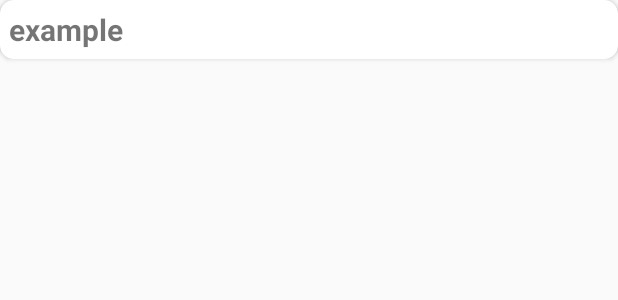
After one commit to 12tp12/PlanIt, an Android app: the layout foodlist_item.xml on its own in the app's theme, with its tools: preview values and no code run, on a phone screen of 412 x 824 dp. The commit adds this screen. Shown: the top 300 px of the screen. Run offline under Robolectric (Android 15) with nearby library versions, the phone set to English and light mode, and no system bars.

Commit message:
Adding App Logo Adding Adapter to food and drinks - not  finished Yet!

```diff
--- a/app/src/main/AndroidManifest.xml
+++ b/app/src/main/AndroidManifest.xml
@@ -33,6 +33,7 @@
             android:excludeFromRecents="true"
             android:noHistory="true" />
         <activity android:name=".RegisterActivity" />
+        <activity android:name=".PlanItActivity" />
         <activity android:name=".AddEvent" />
         <activity android:name=".EventActivity"/>
         <activity android:name=".InviteActivity"/>
--- /dev/null
+++ b/app/src/main/res/layout/foodlist_item.xml
@@ -0,0 +1,71 @@
+<?xml version="1.0" encoding="utf-8"?>
+<android.support.v7.widget.CardView xmlns:android="http://schemas.android.com/apk/res/android"
+    xmlns:tools="http://schemas.android.com/tools"
+    android:layout_height="wrap_content"
+    android:layout_width="match_parent"
+    xmlns:app="http://schemas.android.com/apk/res-auto"
+    app:cardElevation="2dp"
+    android:layout_marginBottom="8dp"
+    app:cardCornerRadius="9dp"
+    >
+
+    <LinearLayout
+        android:layout_width="match_parent"
+        android:layout_height="wrap_content"
+        android:layout_gravity="center"
+        android:gravity="center"
+        android:padding="6dp"
+        android:paddingTop="5dp"
+        android:paddingLeft="5dp">
+        <!--<android.support.v7.widget.AppCompatCheckBox-->
+            <!--android:id="@+id/checkbox"-->
+            <!--android:layout_width="wrap_content"-->
+            <!--android:layout_height="wrap_content"-->
+            <!--android:gravity="center"-->
+            <!--android:enabled="true"/>-->
+        <RelativeLayout
+            android:layout_width="0dp"
+            android:layout_height="wrap_content"
+            android:layout_weight="90"
+            android:orientation="vertical"
+
+            >
+            <TextView
+                android:id="@+id/item_text"
+                android:layout_width="wrap_content"
+                android:layout_height="wrap_content"
+                android:textSize="20sp"
+                android:layout_alignParentStart="true"
+                android:layout_alignParentTop="true"
+                android:textStyle="bold"
+                tools:text="example"
+                />
+
+        </RelativeLayout>
+
+        <!--<View-->
+            <!--android:layout_width="1dp"-->
+            <!--android:layout_height="match_parent"-->
+            <!--android:background="@android:color/darker_gray"-->
+            <!--android:layout_marginEnd="4dp"/>-->
+
+        <!--<RelativeLayout-->
+            <!--android:layout_width="wrap_content"-->
+            <!--android:layout_height="wrap_content">-->
+            <!--<TextView-->
+                <!--android:id="@+id/due_to_date"-->
+                <!--android:layout_width="wrap_content"-->
+                <!--android:layout_alignParentTop="true"-->
+                <!--android:layout_height="wrap_content"-->
+                <!--tools:text="18/03"/>-->
+            <!--<TextView-->
+                <!--android:id="@+id/due_to_hour"-->
+                <!--android:layout_below="@id/due_to_date"-->
+                <!--android:layout_width="wrap_content"-->
+                <!--android:layout_height="wrap_content"-->
+                <!--tools:text="20:00"/>-->
+        <!--</RelativeLayout>-->
+
+    </LinearLayout>
+
+</android.support.v7.widget.CardView>
--- a/app/src/main/res/values/colors.xml
+++ b/app/src/main/res/values/colors.xml
@@ -4,6 +4,8 @@
     <color name="colorPrimaryDark">#0094cc</color>
     <color name="colorPrimaryLight">#e0f7fa</color>
     <color name="colorSecondary">#e0f7fa</color>
+    <color name="colorFood1">#A9CCE3</color>
+    <color name="colorFood2">#D4E6F1</color>
     <color name="colorAccent">#40c4ff</color>
     <color name="textOnP">#ffebee</color>
     <color name="textOnS">#0091ee</color>
```
Also changed, not shown: app/src/main/java/com/planit/planit/PlanItTabs/Tab1Food.java (+302 -4 lines), app/src/main/java/com/planit/planit/utils/Item.java (+88 -0 lines), app/src/main/res/layout/planit_tab1_food.xml (+11 -5 lines), app/src/main/ic_launcher-web.png (added), app/src/main/res/mipmap-hdpi/ic_launcher.png, app/src/main/res/mipmap-mdpi/ic_launcher.png, app/src/main/res/mipmap-xhdpi/ic_launcher.png, app/src/main/res/mipmap-xxhdpi/ic_launcher.png, app/src/main/res/mipmap-xxxhdpi/ic_launcher.png.
